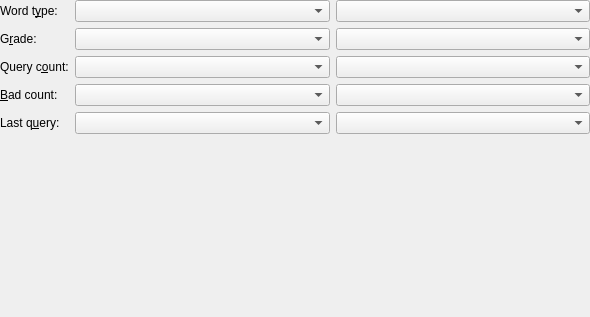
First picture: the form in src/settings/thresholdoptionsbase.ui, repository KDE/parley, before the edit.
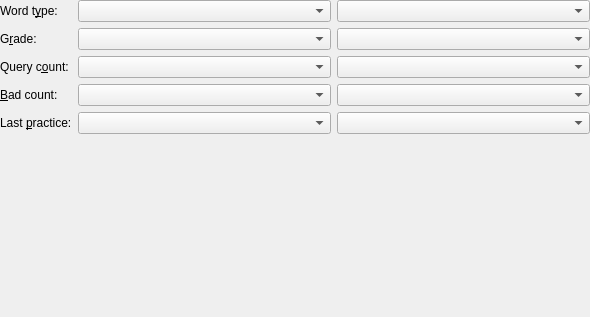
Second picture: the form after the edit.

Commit message: another query->practice

The edit to the form file:
```diff
--- a/src/settings/thresholdoptionsbase.ui
+++ b/src/settings/thresholdoptionsbase.ui
@@ -109,7 +109,7 @@
    <item row="4" column="0" >
     <widget class="QLabel" name="label_qdate" >
      <property name="text" >
-      <string>Last q&amp;uery:</string>
+      <string>Last &amp;practice:</string>
      </property>
      <property name="buddy" >
       <cstring>datecomp</cstring>
```
